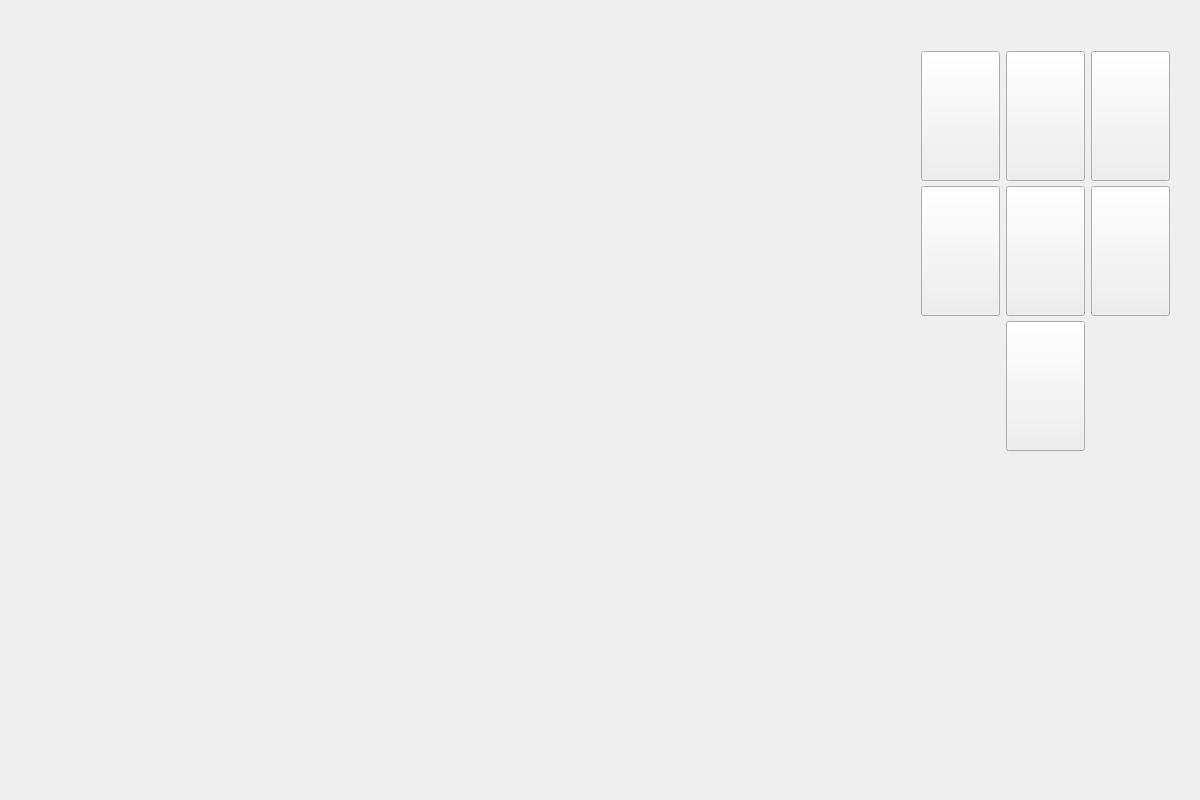
Old version of the form project/mainwindow.ui in the repository mixberry00/Physics.
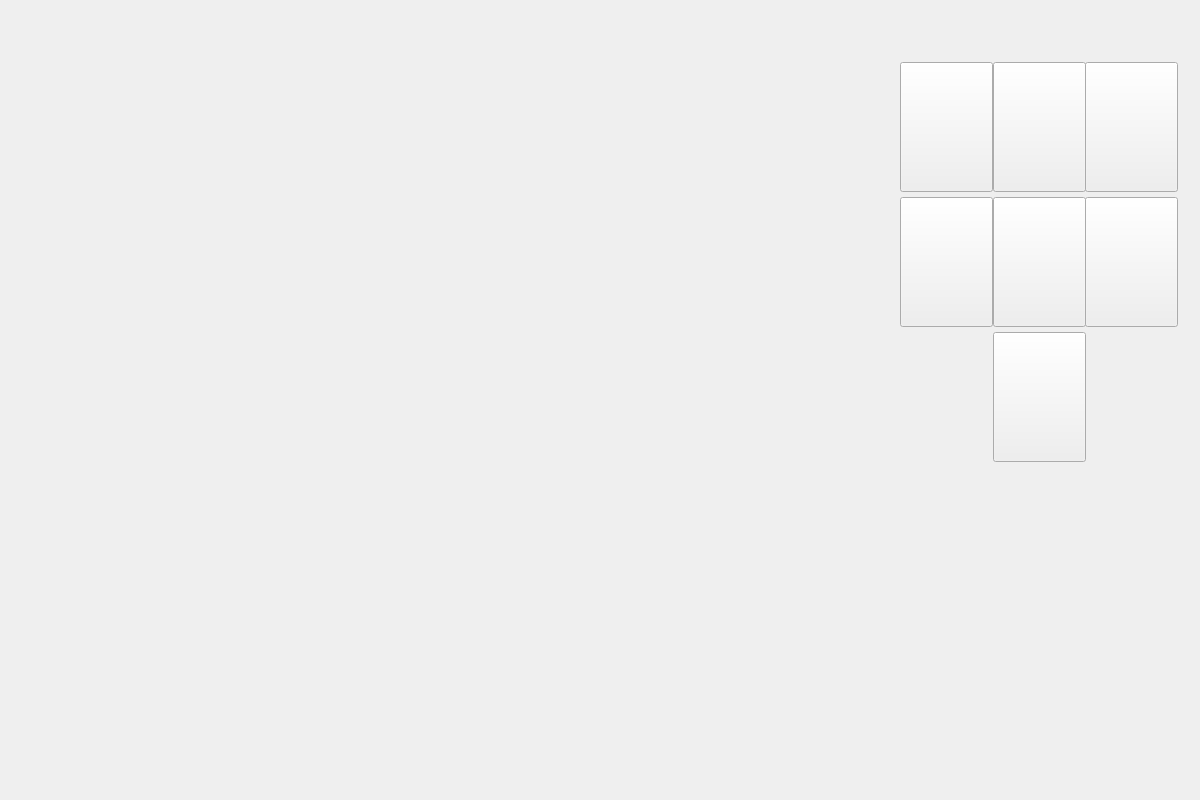
New version of the form. Icons and pictures are not drawn.

Commit message: Add move camera

The edit to the form file:
```diff
--- a/project/mainwindow.ui
+++ b/project/mainwindow.ui
@@ -14,31 +14,30 @@
    <string>MainWindow</string>
   </property>
   <widget class="QWidget" name="centralWidget">
-   <widget class="QWidget" name="w" native="true">
-    <property name="geometry">
-     <rect>
-      <x>-1</x>
-      <y>-1</y>
-      <width>900</width>
-      <height>800</height>
-     </rect>
-    </property>
-   </widget>
+   <layout class="QGridLayout" name="gridLayout_2">
+    <item row="0" column="0">
+     <widget class="QWidget" name="w" native="true"/>
+    </item>
+    <item row="0" column="1">
    <widget class="QWidget" name="widget" native="true">
-    <property name="geometry">
-     <rect>
-      <x>900</x>
-      <y>0</y>
+      <property name="minimumSize">
+       <size>
       <width>300</width>
-      <height>800</height>
-     </rect>
+        <height>0</height>
+       </size>
+      </property>
+      <property name="maximumSize">
+       <size>
+        <width>300</width>
+        <height>16777215</height>
+       </size>
     </property>
     <widget class="QWidget" name="gridLayoutWidget">
      <property name="geometry">
       <rect>
-       <x>10</x>
+         <x>0</x>
        <y>40</y>
-       <width>271</width>
+         <width>293</width>
        <height>421</height>
       </rect>
      </property>
@@ -47,7 +46,13 @@
        <widget class="QPushButton" name="room6">
         <property name="minimumSize">
          <size>
-          <width>0</width>
+            <width>93</width>
+            <height>130</height>
+           </size>
+          </property>
+          <property name="maximumSize">
+           <size>
+            <width>93</width>
           <height>130</height>
          </size>
         </property>
@@ -60,7 +65,13 @@
        <widget class="QPushButton" name="room1">
         <property name="minimumSize">
          <size>
-          <width>15</width>
+            <width>93</width>
+            <height>130</height>
+           </size>
+          </property>
+          <property name="maximumSize">
+           <size>
+            <width>93</width>
           <height>130</height>
          </size>
         </property>
@@ -76,7 +87,13 @@
        <widget class="QPushButton" name="room2">
         <property name="minimumSize">
          <size>
-          <width>0</width>
+            <width>93</width>
+            <height>130</height>
+           </size>
+          </property>
+          <property name="maximumSize">
+           <size>
+            <width>93</width>
           <height>130</height>
          </size>
         </property>
@@ -89,7 +106,13 @@
        <widget class="QPushButton" name="room4">
         <property name="minimumSize">
          <size>
-          <width>0</width>
+            <width>93</width>
+            <height>130</height>
+           </size>
+          </property>
+          <property name="maximumSize">
+           <size>
+            <width>93</width>
           <height>130</height>
          </size>
         </property>
@@ -102,7 +125,13 @@
        <widget class="QPushButton" name="room3">
         <property name="minimumSize">
          <size>
-          <width>0</width>
+            <width>93</width>
+            <height>130</height>
+           </size>
+          </property>
+          <property name="maximumSize">
+           <size>
+            <width>93</width>
           <height>130</height>
          </size>
         </property>
@@ -115,7 +144,13 @@
        <widget class="QPushButton" name="room5">
         <property name="minimumSize">
          <size>
-          <width>0</width>
+            <width>93</width>
+            <height>130</height>
+           </size>
+          </property>
+          <property name="maximumSize">
+           <size>
+            <width>93</width>
           <height>130</height>
          </size>
         </property>
@@ -128,7 +163,13 @@
        <widget class="QPushButton" name="room7">
         <property name="minimumSize">
          <size>
-          <width>0</width>
+            <width>93</width>
+            <height>130</height>
+           </size>
+          </property>
+          <property name="maximumSize">
+           <size>
+            <width>93</width>
           <height>130</height>
          </size>
         </property>
@@ -140,6 +181,8 @@
      </layout>
     </widget>
    </widget>
+    </item>
+   </layout>
   </widget>
  </widget>
  <layoutdefault spacing="6" margin="11"/>
```
Lines whose indentation alone changed are shown as unchanged. The commit also changes 2 other files.
